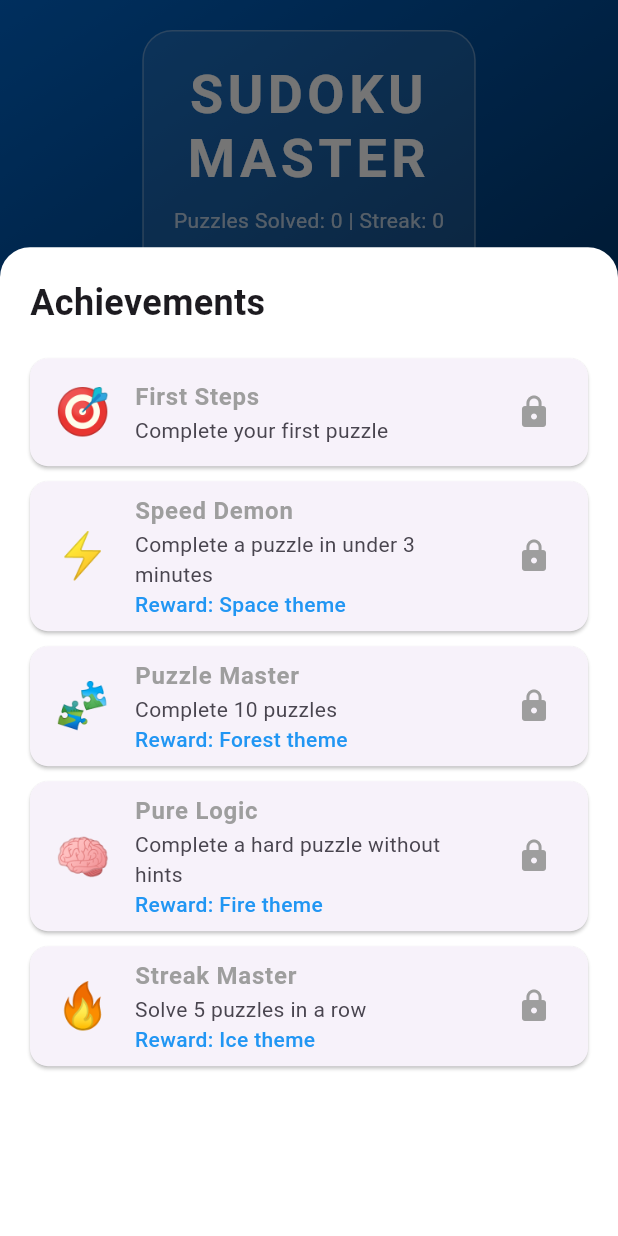
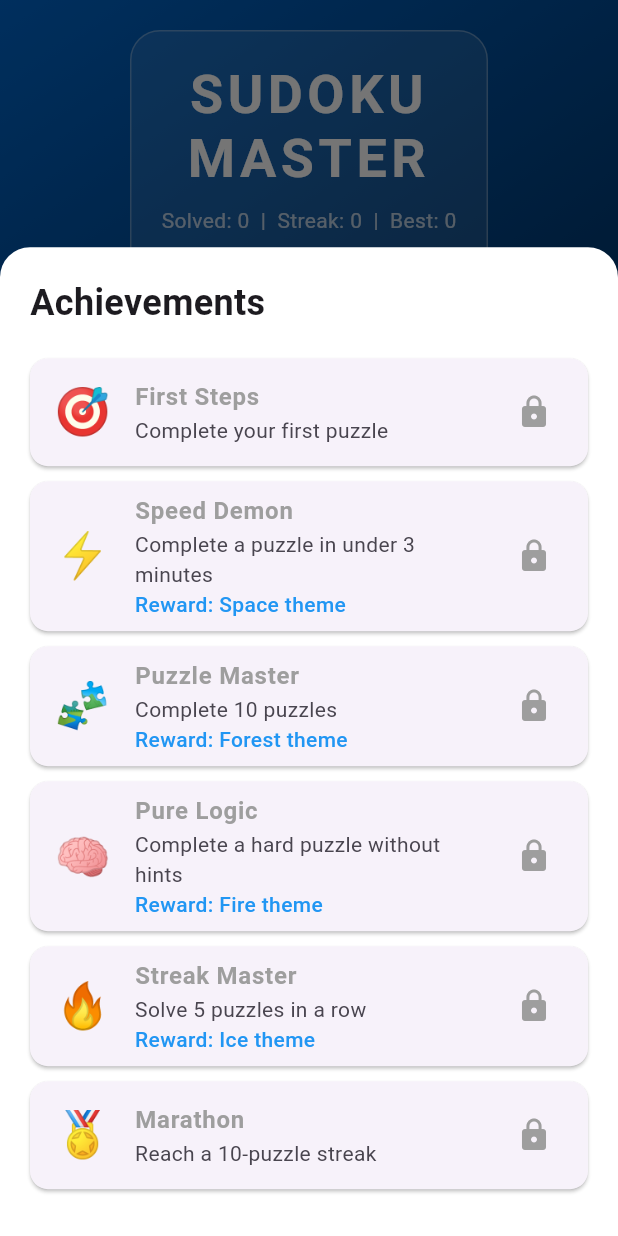
Before and after one commit to CrispStrobe/Sudoku, a Flutter app: the screen it shows after launch, after a tap on "Achievements", on a phone screen of 412 x 824 dp. Run offline on Flutter 3.47's test engine with Material 3 defaults, Android fonts, the phone set to English and light mode, and no system bars; our stand-ins replace shared_preferences.

Commit message:
Add best-streak and games-lost stats + Marathon achievement
Completes the streak/lose-path arc with the metrics it makes meaningful.

- GameStats.longestStreak: bumped on every win, never reset by a loss.
- GameStats.gamesLost: bumped on game over.
- applyJson enforces longestStreak >= currentStreak, including for saves
  written before these fields existed.
- Home screen shows "Solved | Streak | Best", plus a "Losses" line once
  any game has been lost.
- New reward-free Marathon achievement (longest streak >= 10) gives the
  best-streak stat a goal.

Tests: game_stats round-trip/invariant/marathon-from-longest, and the
completion + lose widget tests assert the win/loss stat updates. 49 -> 51.

Co-Authored-By: Claude Opus 4.8 (1M context) <noreply@anthropic.com>

```diff
--- a/lib/main.dart
+++ b/lib/main.dart
@@ -70,6 +70,13 @@ class GameStats {
   static int totalHintsUsed = 0;
   static Duration bestTime = const Duration(hours: 99);
   static int currentStreak = 0;
+
+  /// Highest [currentStreak] ever reached (never reset by a loss).
+  static int longestStreak = 0;
+
+  /// Number of puzzles abandoned by hitting the mistake limit.
+  static int gamesLost = 0;
+
   static Set<String> unlockedAchievements = {};
 
   /// Admin panel + all-themes-unlocked only in debug builds.
@@ -142,6 +149,8 @@ class GameStats {
     'totalHintsUsed': totalHintsUsed,
     'bestTimeMs': bestTime.inMilliseconds,
     'currentStreak': currentStreak,
+    'longestStreak': longestStreak,
+    'gamesLost': gamesLost,
     'unlockedAchievements': unlockedAchievements.toList(),
     'unlockedThemes': unlockedThemes.toList(),
     'currentTheme': currentTheme,
@@ -157,6 +166,10 @@ class GameStats {
     final bestMs = (json['bestTimeMs'] as num?)?.toInt();
     if (bestMs != null) bestTime = Duration(milliseconds: bestMs);
     currentStreak = (json['currentStreak'] as num?)?.toInt() ?? currentStreak;
+    longestStreak = (json['longestStreak'] as num?)?.toInt() ?? longestStreak;
+    gamesLost = (json['gamesLost'] as num?)?.toInt() ?? gamesLost;
+    // Keep the invariant even for stats saved before these fields existed.
+    if (currentStreak > longestStreak) longestStreak = currentStreak;
 
     final achievements = (json['unlockedAchievements'] as List?)
         ?.cast<String>();
@@ -241,6 +254,13 @@ class AchievementSystem {
       isUnlocked: () => GameStats.currentStreak >= 5,
       rewardTheme: 'Ice',
     ),
+    Achievement(
+      id: 'marathon',
+      name: 'Marathon',
+      description: 'Reach a 10-puzzle streak',
+      icon: '🏅',
+      isUnlocked: () => GameStats.longestStreak >= 10,
+    ),
   ];
 
   static void checkAchievements() {
@@ -462,13 +482,24 @@ class _HomeScreenState extends State<HomeScreen> {
                         ),
                         const SizedBox(height: 10),
                         Text(
-                          'Puzzles Solved: ${GameStats.totalPuzzlesSolved} | '
-                          'Streak: ${GameStats.currentStreak}',
+                          'Solved: ${GameStats.totalPuzzlesSolved}  |  '
+                          'Streak: ${GameStats.currentStreak}  |  '
+                          'Best: ${GameStats.longestStreak}',
                           style: const TextStyle(
                             color: Colors.white70,
                             fontSize: 14,
                           ),
                         ),
+                        if (GameStats.gamesLost > 0) ...[
+                          const SizedBox(height: 2),
+                          Text(
+                            'Losses: ${GameStats.gamesLost}',
+                            style: const TextStyle(
+                              color: Colors.white54,
+                              fontSize: 12,
+                            ),
+                          ),
+                        ],
                         const SizedBox(height: 5),
                         Text(
                           scheme.description,
@@ -1624,6 +1655,9 @@ class _GameScreenState extends State<GameScreen> with TickerProviderStateMixin {
       GameStats.bestTime = completionTime;
     }
     GameStats.currentStreak++;
+    if (GameStats.currentStreak > GameStats.longestStreak) {
+      GameStats.longestStreak = GameStats.currentStreak;
+    }
     if (hintsUsed == 0 && widget.difficulty == SudokuDifficulty.hard) {
       GameStats.unlockedAchievements.add('no_hints_hard');
     }
@@ -1682,7 +1716,8 @@ class _GameScreenState extends State<GameScreen> with TickerProviderStateMixin {
   void _gameOver() {
     _stopGameTimer();
     GameStats.currentStreak = 0;
-    GameStats.save(); // persist the broken streak
+    GameStats.gamesLost++;
+    GameStats.save(); // persist the broken streak + loss count
     _showGameOverDialog();
   }
 
```
Also changed, not shown: 4 other files.
